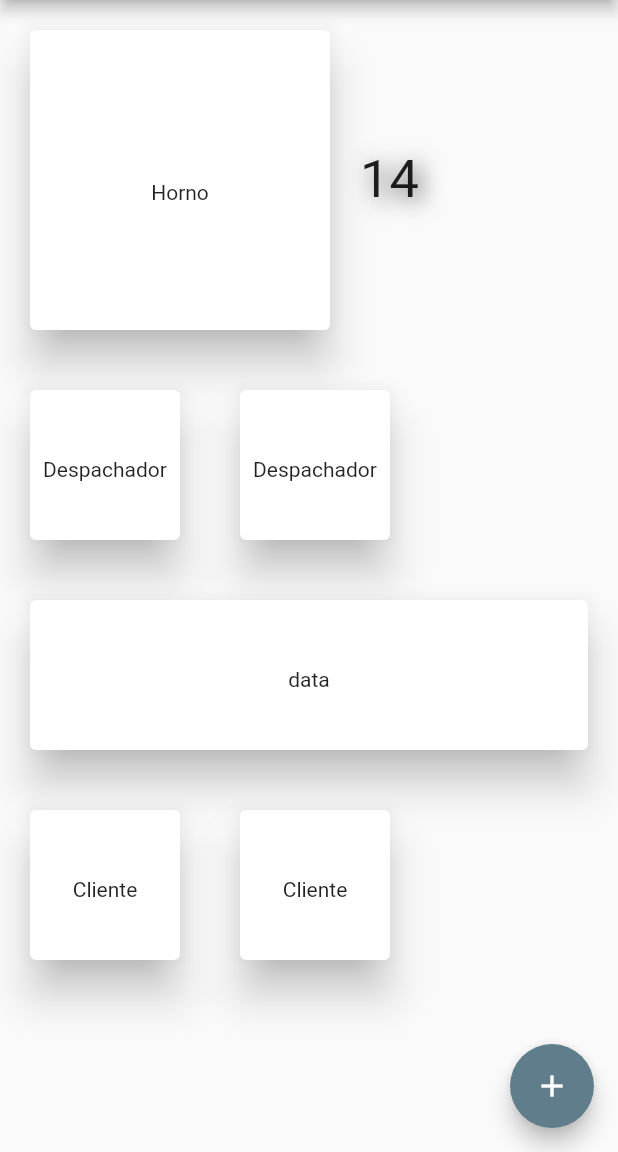
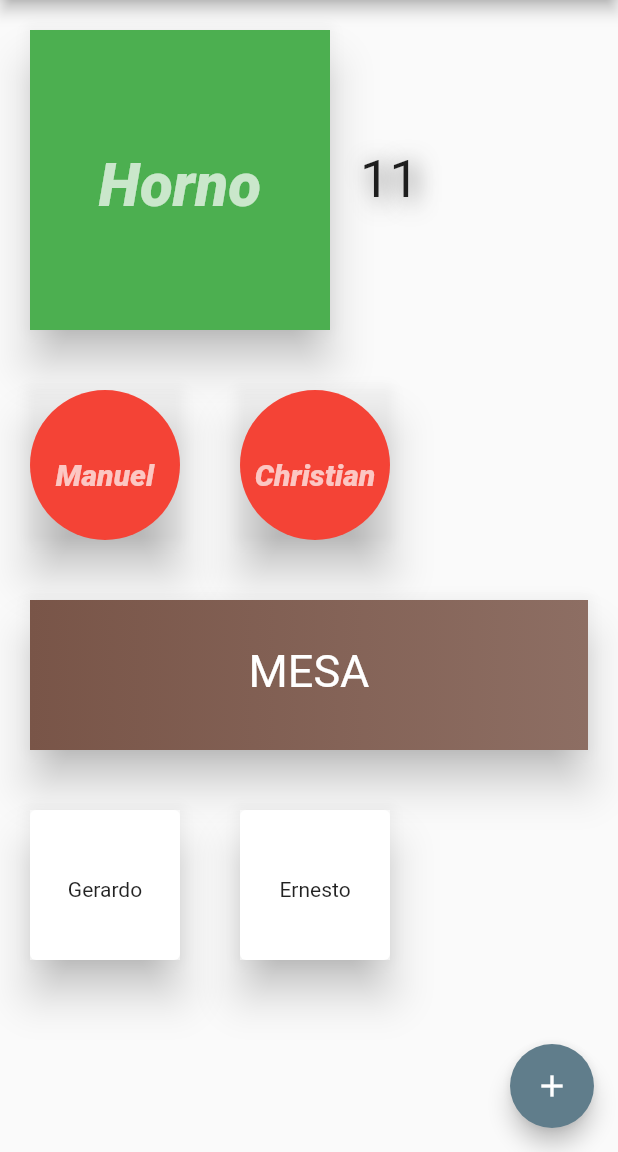
Before and after one commit to Manuel098/pastes, a Flutter app: the screen it shows after launch, after a tap on the "add" icon, on a phone screen of 412 x 824 dp, the part 84-1236 px from its top. Run offline on Flutter 3.47's test engine with Material 2 defaults, Android fonts, the light colour scheme and no system bars.

Commit message:
funcionality commit

```diff
--- /dev/null
+++ b/lib/cliente.dart
@@ -0,0 +1,15 @@
+class Client{
+  String _name;
+  bool _active = false;
+
+  set setName(String value){
+    _name = value;
+  }
+
+  set setActive(bool value){
+    _active = value;
+  }
+
+  String get getName => _name;
+  bool get getActive => _active;
+}
--- /dev/null
+++ b/lib/despachador.dart
@@ -0,0 +1,15 @@
+class Despachador{
+  String _name;
+  bool _ocuped = false;
+
+  set setName(String value){
+    _name = value;
+  }
+
+  set setOcuped(bool value){
+    _ocuped = value;
+  }
+
+  String get getName => _name;
+  bool get getOcuped => _ocuped;
+}
--- a/lib/horno.dart
+++ b/lib/horno.dart
@@ -1,4 +1,6 @@
-class Horno{
+import 'dart:async';
+
+class Horno {
   int _pastes=15;
   bool _valid = true;
 
@@ -13,7 +15,12 @@ class Horno{
   bool get getValid => _valid;
 
 
-  makePastes(){
-    _pastes = 14;
+  makePastes() {
+    myDelayed();
+    _valid = false;
   }
+
+  Future<void> myDelayed() => Future.delayed(Duration(seconds: 3), () => {
+    _pastes = 14, _valid = true
+  });
 }
--- a/lib/main.dart
+++ b/lib/main.dart
@@ -1,5 +1,8 @@
 import 'dart:async';
 import 'package:flutter/material.dart';
+import 'package:new_paste/cliente.dart';
+import 'package:new_paste/despachador.dart';
+import 'package:new_paste/style.dart';
 
 import 'horno.dart';
 
@@ -30,10 +33,31 @@ class MyHomePage extends StatefulWidget {
 }
 
 class _MyHomePageState extends State<MyHomePage> {
-  final horno = Horno();
+  bool _ocuped = false;
+  String cl1="",cl2="";
+  final Horno horno = Horno();
+  final Despachador desp1 = Despachador();
+  final Despachador desp2 = Despachador();
+
+  final Client client1 = Client();
+  final Client client2 = Client();
+  final Client client3 = Client();
+  final Client client4 = Client();
+  final Client client5 = Client();
+  final Client client6 = Client();
 
   @override
   Scaffold build(BuildContext context) {
+    desp1.setName="Manuel";
+    desp2.setName="Christian";
+
+    client1.setName="Gerardo";
+    client2.setName="Luis";
+    client3.setName="Ernesto";
+    client4.setName="Danna";
+    client5.setName="Jesus";
+    client6.setName="Daniel";
+
     return Scaffold(
       appBar: AppBar(
         title: Text(widget.title),
@@ -46,10 +70,16 @@ class _MyHomePageState extends State<MyHomePage> {
                 elevation: 12,
                 margin: EdgeInsets.all(20),
                 child: Container(
-                  padding: new EdgeInsets.only(top: 100.0),
+                  color: horno.getValid? Colors.green: Colors.red,
+                  padding: new EdgeInsets.only(top: 80.0),
                   width: 200,
                   height: 200,
-                  child: Text('Horno',textAlign: TextAlign.center,),
+                  child: Text('Horno',textAlign: TextAlign.center, style:TextStyle(
+                    color: Colors.white70,
+                    fontStyle: FontStyle.italic,
+                    fontWeight: FontWeight.w800,
+                    fontSize: 40
+                  ),),
                 )
               ),
               Text(horno.getPaste.toString(), textAlign: TextAlign.center,
@@ -68,24 +98,16 @@ class _MyHomePageState extends State<MyHomePage> {
           Row(
             children: <Widget>[
               Card(
+                 color: Colors.transparent,
                 elevation: 12,
                 margin: EdgeInsets.all(20),
-                  child: Container(
-                    padding: new EdgeInsets.only(top: 45.0),
-                    width: 100,
-                    height: 100,
-                    child: Text('Despachador', textAlign: TextAlign.center),
-                  )
+                child: DespStyle().setStyle(desp: desp1),
               ),
               Card(
+                color: Colors.transparent,
                 elevation: 12,
                 margin: EdgeInsets.all(20),
-                  child: Container(
-                    padding: new EdgeInsets.only(top: 45.0),
-                    width: 100,
-                    height: 100,
-                    child: Text('Despachador', textAlign: TextAlign.center),
-                  )
+                child: DespStyle().setStyle(desp: desp2),
               ),
             ],
           ),
@@ -93,10 +115,23 @@ class _MyHomePageState extends State<MyHomePage> {
             elevation: 12,
             margin: EdgeInsets.all(20),
             child: Container(
-              padding: new EdgeInsets.only(top: 45.0),
+              padding: new EdgeInsets.only(top: 30),
               width: 1000,
               height: 100,
-              child: Text('data',textAlign: TextAlign.center),
+              child: Text(
+                "MESA",
+                textAlign: TextAlign.center,
+
+                style: TextStyle(
+                  color: Colors.white,
+                  fontSize: 30
+                ),
+              ),
+              decoration: BoxDecoration(
+                gradient: LinearGradient(
+                  colors:[Colors.brown,Colors.brown[400]]
+                )
+              ),
             )
           ),
           Row(
@@ -105,20 +140,22 @@ class _MyHomePageState extends State<MyHomePage> {
                   elevation: 12,
                   margin: EdgeInsets.all(20),
                   child: Container(
+                    color: Colors.white60,
                     padding: new EdgeInsets.only(top: 45.0),
                     width: 100,
                     height: 100,
-                    child: Text('Cliente', textAlign: TextAlign.center),
+                    child: Text(cl1, textAlign: TextAlign.center),
                   )
                 ),
                 Card(
                   elevation: 12,
                   margin: EdgeInsets.all(20),
                   child: Container(
+                    color: Colors.white60,
                     padding: new EdgeInsets.only(top: 45.0),
                     width: 100,
                     height: 100,
-                    child: Text('Cliente', textAlign: TextAlign.center),
+                    child: Text(cl2, textAlign: TextAlign.center),
                   )
                 ),
             ],
@@ -128,20 +165,43 @@ class _MyHomePageState extends State<MyHomePage> {
       ),
       floatingActionButton: FloatingActionButton(
         onPressed: (){
-          if(horno.getPaste == 0 && horno.getValid){
-            horno.setValid = false;
-            print('valid');
-            Timer.periodic(Duration(seconds: 5), (timer) {
-              horno.setPaste = horno.getPaste - 1;
-              horno.setValid = true;
-            });
-          }else if( horno.getValid ){
-            horno.setPaste= horno.getPaste - 1;
-          }
-          setState(() {});
+          worked(cli: client1, time:2);
+          worked(cli: client2, time:1);
+          worked(cli: client3, time:1);
+          worked(cli: client4, time:4);
+          worked(cli: client5, time:2);
+          worked(cli: client6, time:3);
         },
         child: Icon(Icons.add),
       ),
     );
   }
+
+  worked({Client cli,int time}) async{
+    if(!desp1.getOcuped){
+      horno.setPaste=horno.getPaste - time;
+      desp1.setOcuped = true;
+      cl1 = cli.getName;
+      await delayS(desp1, time);
+      print('Hola ${cli.getName} le atiende ${desp1.getName} aqui tiene sus ${time.toString()} pastes');
+    }else if(!desp2.getOcuped){
+      horno.setPaste=horno.getPaste - time;
+      desp2.setOcuped = true;
+      cl2 = cli.getName;
+      await delayS(desp2, time);
+      print('Hola ${cli.getName} le atiende ${desp2.getName} aqui tiene sus ${time.toString()} pastes');
+    }if(desp2.getOcuped && desp1.getOcuped ){
+      await newDelay(1);
+      worked(cli:cli,time:time);
     }
+  }
+
+  Future<void> newDelay(int time) => Future.delayed(Duration(seconds: time), () => {
+    setState(() {}),
+  });
+
+  Future<void> delayS(Despachador desp,int time) => Future.delayed(Duration(seconds: time), () => {
+    desp.setOcuped = false,
+    setState(() {}),
+  });
+}
--- /dev/null
+++ b/lib/style.dart
@@ -0,0 +1,21 @@
+import 'package:flutter/material.dart';
+import 'package:new_paste/despachador.dart';
+
+class DespStyle{
+  Container setStyle({Despachador desp}) =>Container(
+    padding: new EdgeInsets.only(top: 45.0),
+    width: 100,
+    height: 100,
+
+    child: Text(desp.getName, textAlign: TextAlign.center,style: TextStyle(
+      color: Colors.white70,
+      fontStyle: FontStyle.italic,
+      fontWeight: FontWeight.w800,
+      fontSize: 20
+    ),),
+    decoration: BoxDecoration(
+      color: desp.getOcuped?Colors.red: Colors.green,
+      borderRadius: BorderRadius.circular(50)
+    ),
+  );
+}
```
Also changed, not shown: pubspec.yaml (+7 -52 lines), assets/Horno.png (added), assets/chef1.png (added), assets/chef2.png (added), assets/client1.png (added), assets/horno_fill.png (added), assets/mesa.jpg (added). Lines whose indentation alone changed are shown as unchanged.
